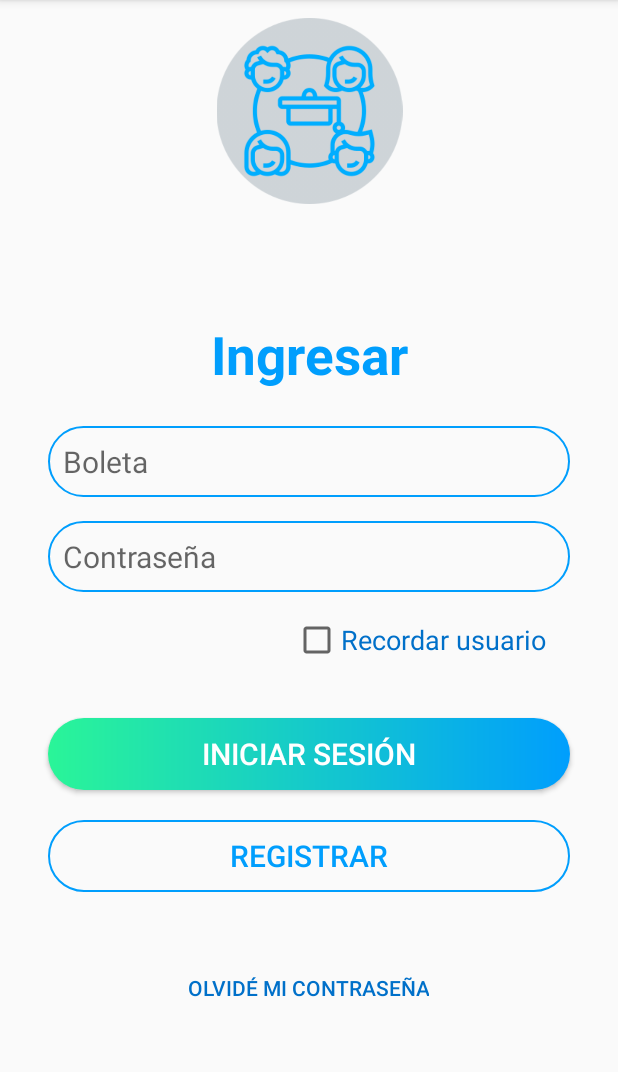
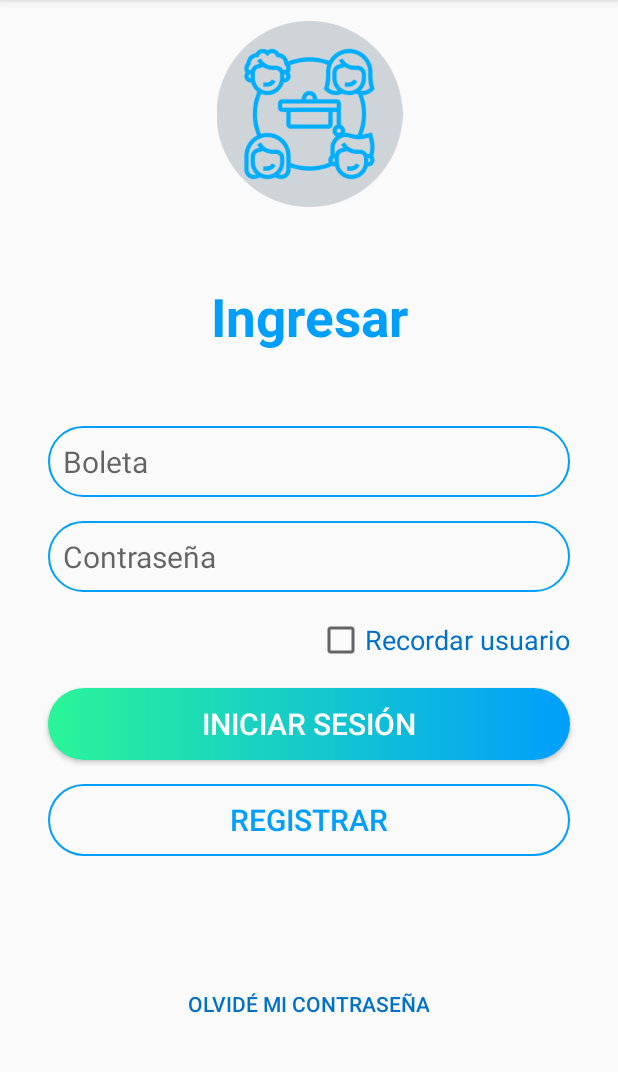
Before and after one commit to Jesus-Balderas/repo-trabajo-terminal, an Android app: the login screen opened directly, with no data from a screen before it, on a phone screen of 412 x 824 dp, the part 84-1156 px from its top. Run offline under Robolectric (Android 15) with nearby library versions, the phone set to English and light mode, and no system bars; Roboto replaces fonts that are not available here.

Commit message:
login alumno pulida

```diff
--- a/app/src/main/res/layout/login_alumno.xml
+++ b/app/src/main/res/layout/login_alumno.xml
@@ -26,7 +26,7 @@
                 android:id="@+id/imageView"
                 android:layout_width="179dp"
                 android:layout_height="124dp"
-                android:layout_marginTop="68dp"
+                android:layout_marginTop="70dp"
                 android:src="@drawable/icon_alumno"
                 app:layout_constraintEnd_toEndOf="parent"
                 app:layout_constraintStart_toStartOf="parent"
@@ -53,12 +53,13 @@
                 app:layout_constraintStart_toStartOf="parent"
 
                 />
+
             <Button
                 android:id="@+id/btnLoginAlumno"
                 android:layout_width="match_parent"
                 android:layout_height="wrap_content"
                 android:layout_marginStart="32dp"
-                android:layout_marginTop="36dp"
+                android:layout_marginTop="16dp"
                 android:layout_marginEnd="32dp"
                 android:background="@drawable/custom_button_login"
                 android:text="Iniciar sesión"
@@ -74,7 +75,7 @@
                 android:layout_width="match_parent"
                 android:layout_height="wrap_content"
                 android:layout_marginStart="32dp"
-                android:layout_marginTop="20dp"
+                android:layout_marginTop="16dp"
                 android:layout_marginEnd="32dp"
                 android:background="@drawable/custom_button_registrar"
                 android:text="Registrar"
@@ -89,7 +90,6 @@
                 android:id="@+id/textView4"
                 android:layout_width="wrap_content"
                 android:layout_height="wrap_content"
-                android:layout_marginBottom="24dp"
                 android:text="Ingresar"
                 android:textColor="@color/colorPrimary"
                 android:textSize="35dp"
@@ -97,15 +97,14 @@
                 app:layout_constraintBottom_toTopOf="@+id/editTextBoleta"
                 app:layout_constraintEnd_toEndOf="parent"
                 app:layout_constraintStart_toStartOf="parent"
-                app:layout_constraintTop_toBottomOf="@+id/imageView"
-                app:layout_constraintVertical_bias="1.0" />
+                app:layout_constraintTop_toBottomOf="@+id/imageView" />
 
             <CheckBox
                 android:id="@+id/checkBox"
                 android:layout_width="wrap_content"
                 android:layout_height="wrap_content"
-                android:layout_marginEnd="48dp"
-                android:layout_marginRight="48dp"
+                android:layout_marginEnd="32dp"
+                android:layout_marginRight="32dp"
                 android:text="Recordar usuario"
                 android:textColor="@color/colorPrimaryDark"
                 android:textSize="18sp"
@@ -137,10 +136,10 @@
                 android:id="@+id/btnForgetPassword"
                 android:layout_width="wrap_content"
                 android:layout_height="wrap_content"
-                android:layout_marginTop="40dp"
                 android:background="@drawable/custom_button_olvidecontrasena"
                 android:text="Olvidé mi contraseña"
                 android:textColor="@color/colorPrimaryDark"
+                app:layout_constraintBottom_toBottomOf="parent"
                 app:layout_constraintEnd_toEndOf="parent"
                 app:layout_constraintHorizontal_bias="0.498"
                 app:layout_constraintStart_toStartOf="parent"
--- a/build.gradle
+++ b/build.gradle
@@ -5,7 +5,7 @@ buildscript {
         jcenter()
     }
     dependencies {
-        classpath "com.android.tools.build:gradle:4.1.2"
+        classpath 'com.android.tools.build:gradle:7.0.3'
 
         // NOTE: Do not place your application dependencies here; they belong
         // in the individual module build.gradle files
```
Also changed, not shown: gradle/wrapper/gradle-wrapper.properties.
